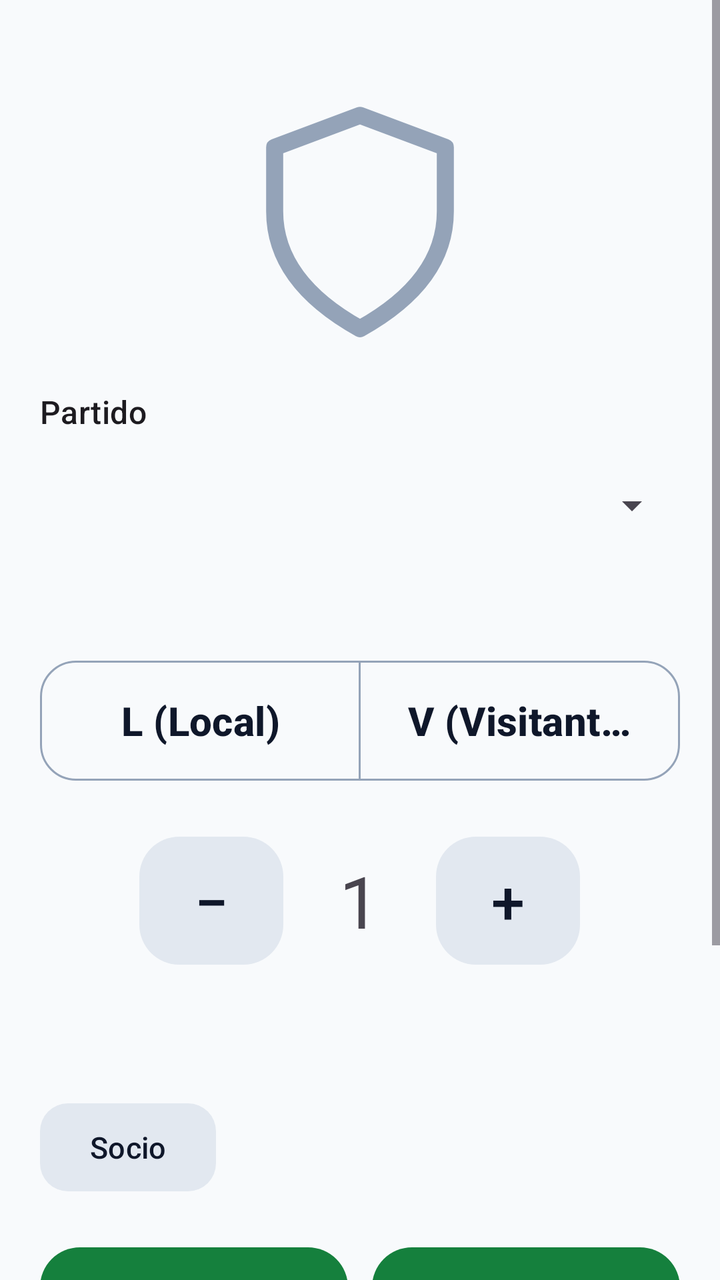
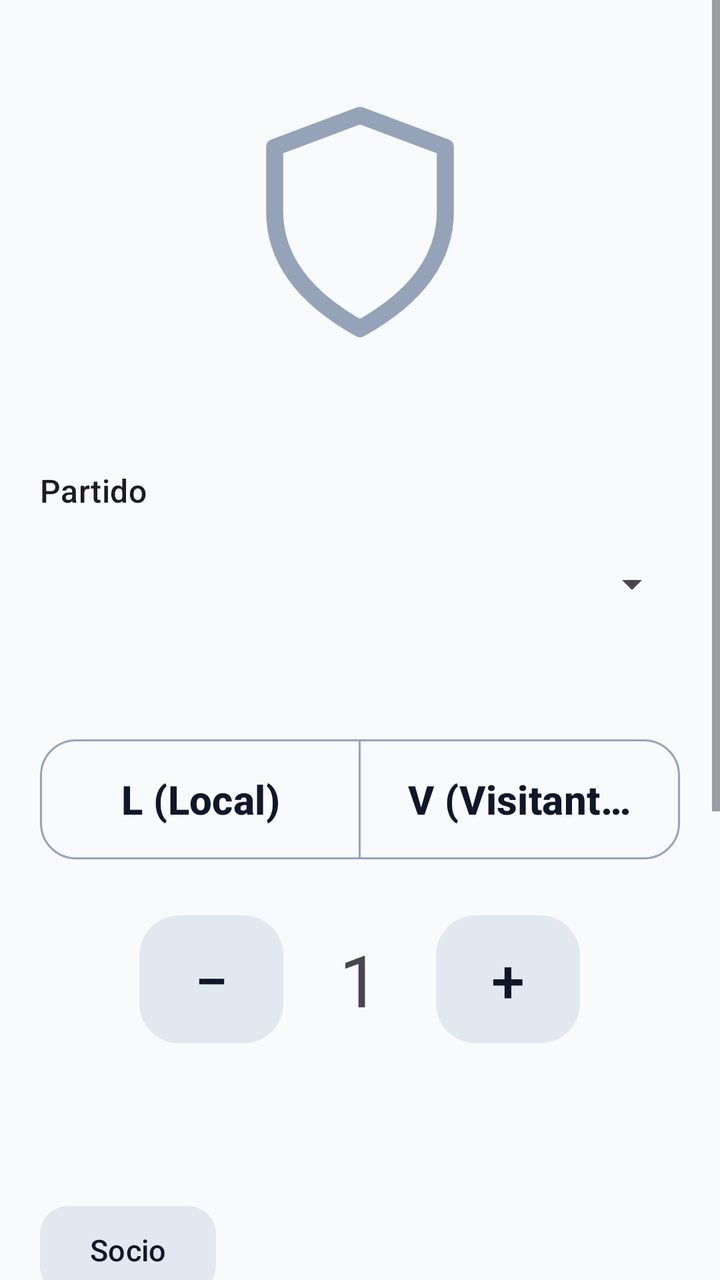

Screens rendered from an Android XML layout before and after an edit, with the pre-edit source and the edit as a unified diff.
<!-- AndroidManifest.xml: application theme Theme.Entradas -->
<!-- res/layout/fragment_venta.xml -->
<?xml version="1.0" encoding="utf-8"?>
<ScrollView xmlns:android="http://schemas.android.com/apk/res/android"
    xmlns:app="http://schemas.android.com/apk/res-auto"
    android:layout_width="match_parent"
    android:layout_height="match_parent"
    android:fillViewport="true">

    <LinearLayout
        android:orientation="vertical"
        android:layout_width="match_parent"
        android:layout_height="wrap_content"
        android:padding="20dp">

        <TextView android:id="@+id/tvFechaHora"
            android:layout_width="match_parent"
            android:layout_height="wrap_content"
            android:gravity="end"
            android:textAppearance="?attr/textAppearanceBodyMedium" />

        <ImageView android:id="@+id/ivEscudo"
            android:layout_width="128dp"
            android:layout_height="128dp"
            android:layout_gravity="center"
            android:layout_marginTop="8dp"
            android:scaleType="fitCenter"
            android:src="@drawable/ic_shield"
            android:contentDescription="Logo del club" />

        <TextView
            android:layout_width="wrap_content"
            android:layout_height="wrap_content"
            android:layout_marginTop="20dp"
            android:text="Partido"
            android:textAppearance="?attr/textAppearanceTitleMedium" />

        <Spinner android:id="@+id/spFixture"
            android:layout_width="match_parent"
            android:layout_height="56dp"
            android:layout_marginTop="8dp" />

        <TextView android:id="@+id/tvFixtureInfo"
            android:layout_width="wrap_content"
            android:layout_height="wrap_content"
            android:layout_marginTop="8dp"
            android:textAppearance="?attr/textAppearanceBodyLarge" />

        <com.google.android.material.button.MaterialButtonToggleGroup
            android:id="@+id/tgSector"
            android:layout_width="match_parent"
            android:layout_height="wrap_content"
            android:layout_marginTop="16dp"
            app:singleSelection="true"
            app:selectionRequired="true">

            <com.google.android.material.button.MaterialButton
                android:id="@+id/btnLocal"
                style="@style/Widget.Entradas.Button.Sector"
                android:layout_width="0dp"
                android:layout_height="wrap_content"
                android:layout_weight="1"
                android:checkable="true"
                android:ellipsize="end"
                android:maxLines="1"
                android:text="@string/sector_local" />

            <com.google.android.material.button.MaterialButton
                android:id="@+id/btnVisitante"
                style="@style/Widget.Entradas.Button.Sector"
                android:layout_width="0dp"
                android:layout_height="wrap_content"
                android:layout_weight="1"
                android:checkable="true"
                android:ellipsize="end"
                android:maxLines="1"
                android:text="@string/sector_visitante" />
        </com.google.android.material.button.MaterialButtonToggleGroup>

        <LinearLayout
            android:orientation="horizontal"
            android:layout_width="match_parent"
            android:layout_height="wrap_content"
            android:gravity="center"
            android:layout_marginTop="20dp">

            <com.google.android.material.button.MaterialButton
                android:id="@+id/btnMinus"
                style="@style/Widget.Entradas.Button.Stepper"
                android:layout_width="wrap_content"
                android:layout_height="wrap_content"
                android:text="−" />

            <TextView android:id="@+id/tvCantidad"
                android:layout_width="wrap_content"
                android:layout_height="wrap_content"
                android:layout_marginHorizontal="28dp"
                android:text="1"
                android:textAppearance="?attr/textAppearanceDisplaySmall" />

            <com.google.android.material.button.MaterialButton
                android:id="@+id/btnPlus"
                style="@style/Widget.Entradas.Button.Stepper"
                android:layout_width="wrap_content"
                android:layout_height="wrap_content"
                android:text="+" />
        </LinearLayout>

        <TextView android:id="@+id/tvTotal"
            android:layout_width="wrap_content"
            android:layout_height="wrap_content"
            android:layout_gravity="center"
            android:layout_marginTop="8dp"
            android:textAppearance="?attr/textAppearanceHeadlineMedium" />

        <LinearLayout
            android:orientation="horizontal"
            android:layout_width="match_parent"
            android:layout_height="wrap_content"
            android:layout_marginTop="16dp"
            android:gravity="center_vertical">

            <com.google.android.material.button.MaterialButton
                android:id="@+id/btnSocio"
                style="@style/Widget.Entradas.Button.Neutral"
                android:layout_width="wrap_content"
                android:layout_height="wrap_content"
                android:text="@string/btn_socio" />

            <TextView android:id="@+id/tvSocio"
                android:layout_width="0dp"
                android:layout_height="wrap_content"
                android:layout_weight="1"
                android:layout_marginStart="10dp"
                android:textAppearance="?attr/textAppearanceBodyMedium" />

            <com.google.android.material.button.MaterialButton
                android:id="@+id/btnQuitarSocio"
                style="@style/Widget.Entradas.Button.Ghost"
                android:layout_width="wrap_content"
                android:layout_height="wrap_content"
                android:minWidth="48dp"
                android:visibility="gone"
                android:text="✕" />
        </LinearLayout>

        <LinearLayout
            android:orientation="horizontal"
            android:layout_width="match_parent"
            android:layout_height="wrap_content"
            android:layout_marginTop="20dp">

            <com.google.android.material.button.MaterialButton
                android:id="@+id/btnCash"
                style="@style/Widget.Entradas.Button.Cobro"
                android:layout_width="0dp"
                android:layout_height="wrap_content"
                android:layout_weight="1"
                app:icon="@drawable/ic_cash"
                android:text="@string/pagar_efectivo" />

            <Space android:layout_width="12dp" android:layout_height="wrap_content" />

            <com.google.android.material.button.MaterialButton
                android:id="@+id/btnQr"
                style="@style/Widget.Entradas.Button.Cobro"
                android:layout_width="0dp"
                android:layout_height="wrap_content"
                android:layout_weight="1"
                app:icon="@drawable/ic_qr"
                android:text="@string/pagar_qr" />
        </LinearLayout>

        <TextView android:id="@+id/tvContadores"
            android:layout_width="match_parent"
            android:layout_height="wrap_content"
            android:layout_marginTop="16dp"
            android:textAlignment="center"
            android:textAppearance="?attr/textAppearanceBodyLarge" />

        <TextView android:id="@+id/tvStatus"
            android:layout_width="match_parent"
            android:layout_height="wrap_content"
            android:layout_marginTop="12dp"
            android:textAppearance="?attr/textAppearanceBodyMedium" />

        <com.google.android.material.button.MaterialButton
            android:id="@+id/btnReprint"
            style="@style/Widget.Entradas.Button.Ghost"
            android:layout_width="match_parent"
            android:layout_height="wrap_content"
            android:layout_marginTop="12dp"
            android:layout_marginBottom="16dp"
            android:text="@string/reimprimir" />
    </LinearLayout>
</ScrollView>
<!-- resources referenced by this layout -->
<resources>
  <!-- drawable ic_shield (drawable) -->
  <vector xmlns:android="http://schemas.android.com/apk/res/android"
      android:width="48dp" android:height="48dp"
      android:viewportWidth="24" android:viewportHeight="24">
      <path
          android:fillColor="#00000000"
          android:strokeColor="#94A3B8"
          android:strokeWidth="1.6"
          android:strokeLineJoin="round"
          android:pathData="M12,2 l8,3 v6 c0,5 -3.5,8.5 -8,11 c-4.5,-2.5 -8,-6 -8,-11 v-6 z" />
  </vector>
  <string name="btn_socio">Socio</string>
  <string name="pagar_efectivo">Efectivo</string>
  <string name="pagar_qr">Cobrar QR</string>
  <string name="reimprimir">Reimprimir última</string>
  <string name="sector_local">L (Local)</string>
  <string name="sector_visitante">V (Visitante)</string>
  <style name="Widget.Entradas.Button.Cobro" parent="Widget.Material3.Button">
          <item name="android:minHeight">78dp</item>
          <item name="android:textSize">19sp</item>
          <item name="cornerRadius">20dp</item>
          <item name="iconSize">30dp</item>
          <item name="iconTint">@color/cobro_on</item>
          <item name="android:textStyle">bold</item>
      </style>
  <style name="Widget.Entradas.Button.Ghost" parent="Widget.Material3.Button.OutlinedButton">
          <item name="android:minHeight">52dp</item>
          <item name="android:textSize">15sp</item>
          <item name="cornerRadius">14dp</item>
      </style>
  <style name="Widget.Entradas.Button.Neutral" parent="Widget.Material3.Button.TonalButton">
          <item name="android:minHeight">52dp</item>
          <item name="android:textSize">15sp</item>
          <item name="cornerRadius">14dp</item>
      </style>
  <style name="Widget.Entradas.Button.Sector" parent="Widget.Material3.Button.OutlinedButton">
          <item name="android:minHeight">68dp</item>
          <item name="android:textSize">20sp</item>
          <item name="cornerRadius">18dp</item>
          <item name="android:textStyle">bold</item>
      </style>
  <style name="Widget.Entradas.Button.Stepper" parent="Widget.Material3.Button.TonalButton">
          <item name="android:minHeight">72dp</item>
          <item name="android:minWidth">72dp</item>
          <item name="android:textSize">30sp</item>
          <item name="cornerRadius">20dp</item>
      </style>
  <color name="cobro_on">#FFFFFF</color>
  <color name="primary">#15803D</color>
  <color name="on_primary">#FFFFFF</color>
  <color name="primary_container">#BBF7D0</color>
  <color name="on_primary_container">#052E16</color>
  <color name="secondary">#475569</color>
  <color name="on_secondary">#FFFFFF</color>
  <color name="secondary_container">#E2E8F0</color>
  <color name="on_secondary_container">#0F172A</color>
  <color name="tertiary">#B45309</color>
  <color name="on_tertiary">#FFFFFF</color>
  <color name="tertiary_container">#FDE68A</color>
  <color name="on_tertiary_container">#451A03</color>
  <color name="error">#B3261E</color>
  <color name="on_error">#FFFFFF</color>
  <color name="error_container">#F9DEDC</color>
  <color name="on_error_container">#410E0B</color>
  <color name="background">#F8FAFC</color>
  <color name="surface">#F8FAFC</color>
  <color name="on_surface">#0F172A</color>
  <color name="surface_variant">#E2E8F0</color>
  <color name="on_surface_variant">#475569</color>
  <color name="outline">#94A3B8</color>
  <style name="Widget.Entradas.Button" parent="Widget.Material3.Button" />
  <!-- unchanged entries left out for length: 3 -->
</resources>

<!-- the commit's change to res/layout/fragment_venta.xml (unified diff, before → after) -->
@@ -26,6 +26,14 @@
             android:src="@drawable/ic_shield"
             android:contentDescription="Logo del club" />
 
+        <TextView android:id="@+id/tvTorneo"
+            android:layout_width="match_parent"
+            android:layout_height="wrap_content"
+            android:layout_marginTop="10dp"
+            android:textAlignment="center"
+            android:textStyle="bold"
+            android:textAppearance="?attr/textAppearanceTitleLarge" />
+
         <TextView
             android:layout_width="wrap_content"
             android:layout_height="wrap_content"
@@ -108,7 +116,7 @@
             android:layout_width="wrap_content"
             android:layout_height="wrap_content"
             android:layout_gravity="center"
-            android:layout_marginTop="8dp"
+            android:layout_marginTop="20dp"
             android:textAppearance="?attr/textAppearanceHeadlineMedium" />
 
         <LinearLayout
@@ -169,12 +177,90 @@
                 android:text="@string/pagar_qr" />
         </LinearLayout>
 
-        <TextView android:id="@+id/tvContadores"
+        <com.google.android.material.card.MaterialCardView
+            android:id="@+id/cardContadores"
             android:layout_width="match_parent"
             android:layout_height="wrap_content"
             android:layout_marginTop="16dp"
-            android:textAlignment="center"
-            android:textAppearance="?attr/textAppearanceBodyLarge" />
+            app:cardCornerRadius="20dp"
+            app:cardElevation="0dp"
+            app:strokeWidth="1dp"
+            app:strokeColor="?attr/colorOutline">
+
+            <LinearLayout
+                android:orientation="horizontal"
+                android:gravity="center_vertical"
+                android:padding="14dp"
+                android:layout_width="match_parent"
+                android:layout_height="wrap_content">
+
+                <LinearLayout
+                    android:orientation="vertical"
+                    android:gravity="center"
+                    android:layout_width="0dp"
+                    android:layout_height="wrap_content"
+                    android:layout_weight="1">
+
+                    <TextView android:id="@+id/tvNumLocal"
+                        android:layout_width="wrap_content"
+                        android:layout_height="wrap_content"
+                        android:text="0"
+                        android:textStyle="bold"
+                        android:textColor="?attr/colorPrimary"
+                        android:textAppearance="?attr/textAppearanceDisplaySmall" />
+
+                    <TextView android:id="@+id/tvNomLocal"
+                        android:layout_width="wrap_content"
+                        android:layout_height="wrap_content"
+                        android:layout_marginTop="2dp"
+                        android:ellipsize="end"
+                        android:maxLines="1"
+                        android:textAppearance="?attr/textAppearanceBodyMedium" />
+
+                    <TextView
+                        android:layout_width="wrap_content"
+                        android:layout_height="wrap_content"
+                        android:text="@string/vendidas"
+                        android:textAppearance="?attr/textAppearanceBodySmall" />
+                </LinearLayout>
+
+                <View
+                    android:layout_width="1dp"
+                    android:layout_height="56dp"
+                    android:layout_marginHorizontal="8dp"
+                    android:background="?attr/colorOutline" />
+
+                <LinearLayout
+                    android:orientation="vertical"
+                    android:gravity="center"
+                    android:layout_width="0dp"
+                    android:layout_height="wrap_content"
+                    android:layout_weight="1">
+
+                    <TextView android:id="@+id/tvNumVisitante"
+                        android:layout_width="wrap_content"
+                        android:layout_height="wrap_content"
+                        android:text="0"
+                        android:textStyle="bold"
+                        android:textColor="?attr/colorTertiary"
+                        android:textAppearance="?attr/textAppearanceDisplaySmall" />
+
+                    <TextView android:id="@+id/tvNomVisitante"
+                        android:layout_width="wrap_content"
+                        android:layout_height="wrap_content"
+                        android:layout_marginTop="2dp"
+                        android:ellipsize="end"
+                        android:maxLines="1"
+                        android:textAppearance="?attr/textAppearanceBodyMedium" />
+
+                    <TextView
+                        android:layout_width="wrap_content"
+                        android:layout_height="wrap_content"
+                        android:text="@string/vendidas"
+                        android:textAppearance="?attr/textAppearanceBodySmall" />
+                </LinearLayout>
+            </LinearLayout>
+        </com.google.android.material.card.MaterialCardView>
 
         <TextView android:id="@+id/tvStatus"
             android:layout_width="match_parent"
<!-- resource entries referenced after the edit -->
@@ -17,6 +17,7 @@
   <string name="reimprimir">Reimprimir última</string>
   <string name="sector_local">L (Local)</string>
   <string name="sector_visitante">V (Visitante)</string>
+  <string name="vendidas">vendidas</string>
   <style name="Widget.Entradas.Button.Cobro" parent="Widget.Material3.Button">
           <item name="android:minHeight">78dp</item>
           <item name="android:textSize">19sp</item>
